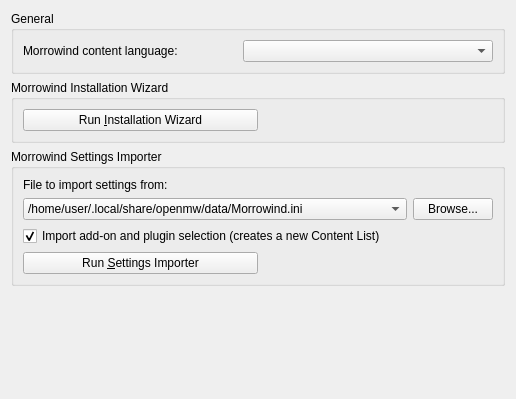
The window that files/ui/settingspage.ui (OpenMW/openmw) describes before a commit, drawn with Qt 5.
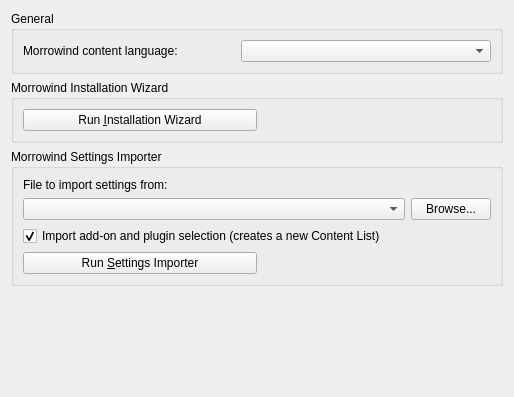
The same window after the commit.

What changed in the file:
```diff
--- a/files/ui/settingspage.ui
+++ b/files/ui/settingspage.ui
@@ -6,8 +6,8 @@
    <rect>
     <x>0</x>
     <y>0</y>
-    <width>516</width>
-    <height>399</height>
+    <width>514</width>
+    <height>397</height>
    </rect>
   </property>
   <property name="windowTitle">
@@ -88,13 +88,7 @@
          </widget>
         </item>
         <item row="1" column="0">
-         <widget class="QComboBox" name="fileComboBox">
-          <item>
-           <property name="text">
-            <string>/home/user/.local/share/openmw/data/Morrowind.ini</string>
-           </property>
-          </item>
-         </widget>
+         <widget class="QComboBox" name="settingsComboBox"/>
         </item>
         <item row="1" column="1">
          <widget class="QPushButton" name="browseButton">
```
